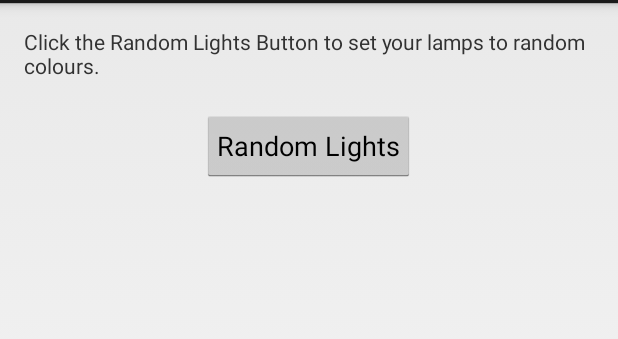
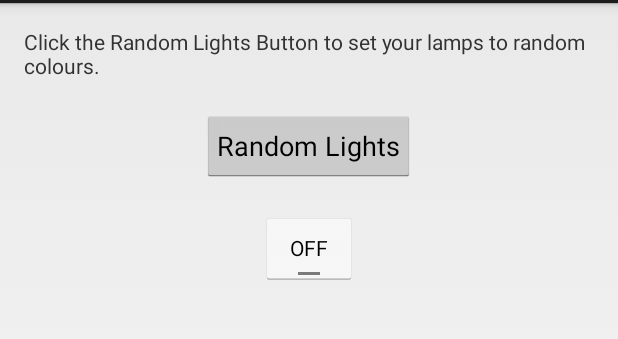
Before and after one commit to olegflo/Wonder1-, an Android app: the MyApplicationActivity screen opened directly, with no data from a screen before it, on a phone screen of 412 x 824 dp, the part 69-408 px from its top. Run offline under Robolectric (Android 15) with nearby library versions, the phone set to English and light mode, and no system bars; our stand-ins replace Timber; 1 statement that could not run was skipped.

```diff
--- a/app/src/main/java/com/philips/lighting/hue/SimpleHueController.java
+++ b/app/src/main/java/com/philips/lighting/hue/SimpleHueController.java
@@ -29,8 +29,8 @@ public class SimpleHueController implements SimpleHueApi {
     private static final int HUE_MAX_BRIGHTNESS = 254;
     private static final int HUE_MIN_BRIGHTNESS = 0;
 
-    private static final int MY_MAX_BRIGHTNESS = 100;
-    private static final int MY_MIN_BRIGHTNESS = 0;
+    public static final int MY_MAX_BRIGHTNESS = 100;
+    public static final int MY_MIN_BRIGHTNESS = 0;
 
     public SimpleHueController() {
         phHueSDK = PHHueSDK.create();
--- a/app/src/main/java/com/philips/lighting/quickstart/MyApplicationActivity.java
+++ b/app/src/main/java/com/philips/lighting/quickstart/MyApplicationActivity.java
@@ -5,6 +5,8 @@ import android.os.Bundle;
 import android.view.View;
 import android.view.View.OnClickListener;
 import android.widget.Button;
+import android.widget.CompoundButton;
+import android.widget.ToggleButton;
 
 import com.philips.lighting.hue.SimpleHueController;
 
@@ -29,6 +31,12 @@ public class MyApplicationActivity extends Activity {
                 randomLights();
             }
         });
+        ((ToggleButton) findViewById(R.id.switchOn)).setOnCheckedChangeListener(new CompoundButton.OnCheckedChangeListener() {
+            @Override
+            public void onCheckedChanged(CompoundButton compoundButton, boolean isChecked) {
+                simpleHueController.manageBrightness(!isChecked ? SimpleHueController.MY_MAX_BRIGHTNESS : SimpleHueController.MY_MIN_BRIGHTNESS);
+            }
+        });
 
         simpleHueController = new SimpleHueController();
     }
--- a/app/src/main/res/layout/activity_main.xml
+++ b/app/src/main/res/layout/activity_main.xml
@@ -23,4 +23,12 @@
         android:layout_marginTop="20dp"
         android:text="@string/btn_random" android:paddingLeft="10dp" android:paddingRight="10dp"/>
 
+    <ToggleButton
+        android:id="@+id/switchOn"
+        android:layout_width="wrap_content"
+        android:layout_height="wrap_content"
+        android:layout_below="@id/buttonRand"
+        android:layout_centerHorizontal="true"
+        android:layout_marginTop="20dp"
+        android:text="@string/btn_random" android:paddingLeft="10dp" android:paddingRight="10dp"/>
 </RelativeLayout>
```
